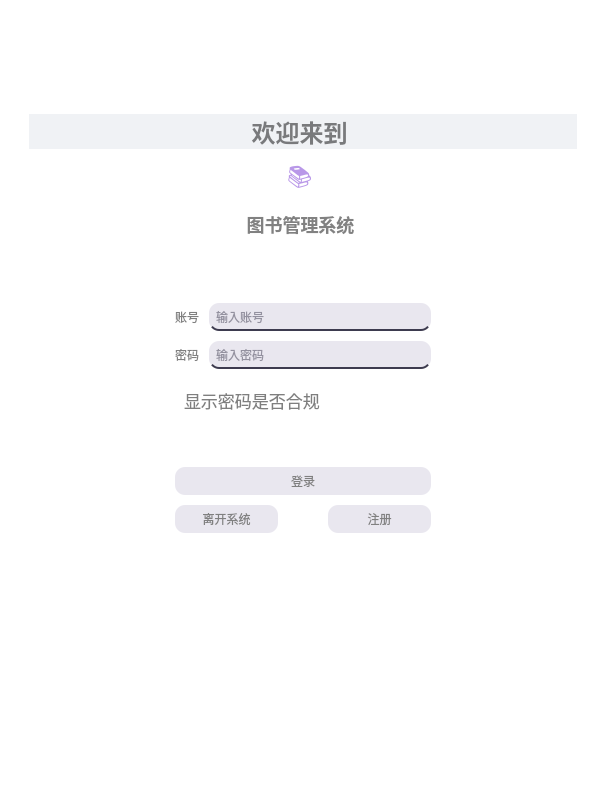
QLluck/python, file class/图书管理系统3/登录界面完美.ui: the form before one commit.
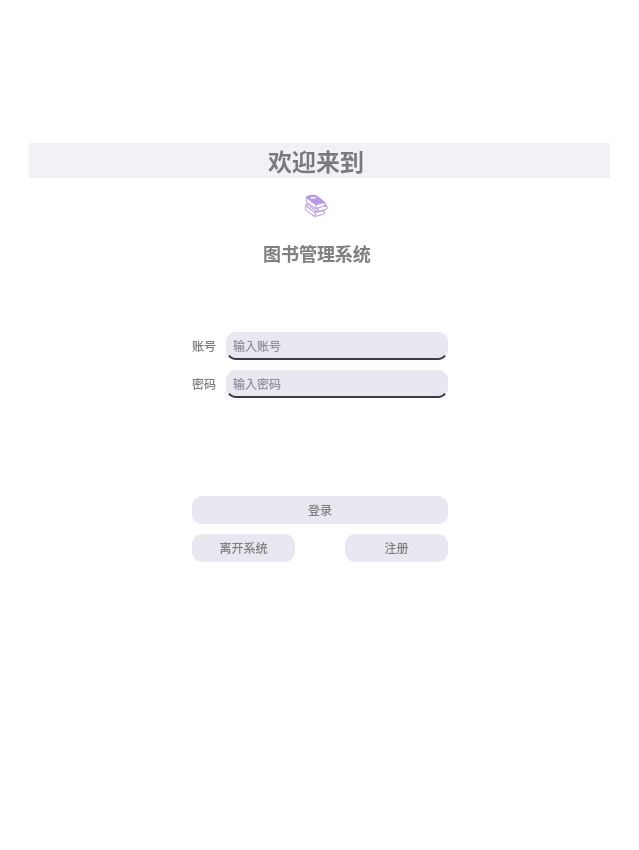
The form after the commit.

What changed in the file:
```diff
--- a/class/图书管理系统3/登录界面完美.ui
+++ b/class/图书管理系统3/登录界面完美.ui
@@ -6,8 +6,8 @@
    <rect>
     <x>0</x>
     <y>0</y>
-    <width>606</width>
-    <height>792</height>
+    <width>639</width>
+    <height>850</height>
    </rect>
   </property>
   <property name="sizePolicy">
@@ -186,6 +186,12 @@
            <verstretch>0</verstretch>
           </sizepolicy>
          </property>
+         <property name="text">
+          <string/>
+         </property>
+         <property name="echoMode">
+          <enum>QLineEdit::Password</enum>
+         </property>
          <property name="placeholderText">
           <string>输入密码</string>
          </property>
@@ -210,7 +216,7 @@
 &lt;html&gt;&lt;head&gt;&lt;meta name=&quot;qrichtext&quot; content=&quot;1&quot; /&gt;&lt;style type=&quot;text/css&quot;&gt;
 p, li { white-space: pre-wrap; }
 &lt;/style&gt;&lt;/head&gt;&lt;body style=&quot; font-family:'.AppleSystemUIFont'; font-size:13pt; font-weight:400; font-style:normal;&quot;&gt;
-&lt;p style=&quot; margin-top:0px; margin-bottom:0px; margin-left:0px; margin-right:0px; -qt-block-indent:0; text-indent:0px;&quot;&gt;显示密码是否合规&lt;/p&gt;&lt;/body&gt;&lt;/html&gt;</string>
+&lt;p style=&quot;-qt-paragraph-type:empty; margin-top:0px; margin-bottom:0px; margin-left:0px; margin-right:0px; -qt-block-indent:0; text-indent:0px;&quot;&gt;&lt;br /&gt;&lt;/p&gt;&lt;/body&gt;&lt;/html&gt;</string>
        </property>
       </widget>
      </item>
```
